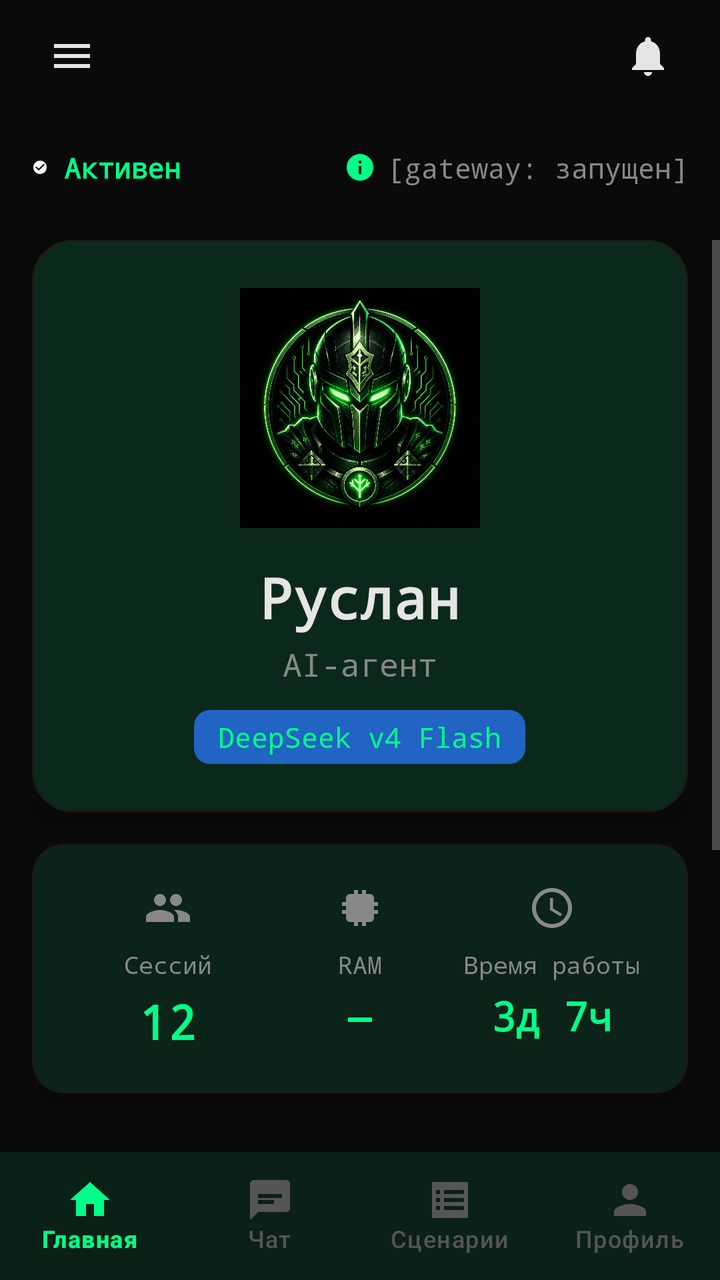
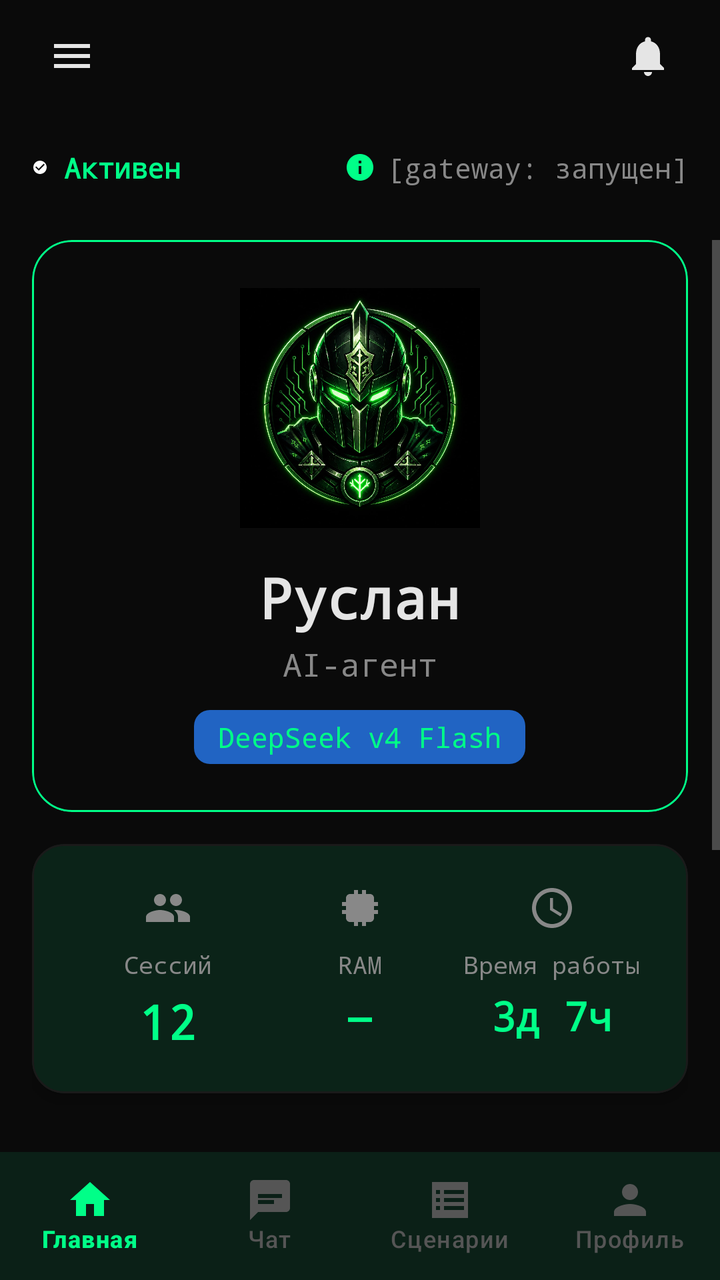

Before-and-after screenshots of an Android layout around one commit, followed by the original layout XML and the change that was made.
<!-- AndroidManifest.xml: activity theme Theme.Ruslan.NoActionBar -->
<!-- res/layout/activity_main.xml -->
<?xml version="1.0" encoding="utf-8"?>
<androidx.constraintlayout.widget.ConstraintLayout
    xmlns:android="http://schemas.android.com/apk/res/android"
    xmlns:app="http://schemas.android.com/apk/res-auto"
    xmlns:tools="http://schemas.android.com/tools"
    android:layout_width="match_parent"
    android:layout_height="match_parent"
    android:background="@color/bg_primary">

    
    <LinearLayout
        android:id="@+id/header"
        android:layout_width="match_parent"
        android:layout_height="56dp"
        android:orientation="horizontal"
        android:gravity="center_vertical"
        android:paddingHorizontal="16dp"
        app:layout_constraintTop_toTopOf="parent">

        <ImageButton
            android:id="@+id/btnMenu"
            android:layout_width="40dp"
            android:layout_height="40dp"
            android:background="?attr/selectableItemBackgroundBorderless"
            android:src="@drawable/ic_menu"
            android:contentDescription="@string/nav_home"
            app:tint="@color/text_primary" />

        <View
            android:layout_width="0dp"
            android:layout_height="0dp"
            android:layout_weight="1" />

        <ImageButton
            android:id="@+id/btnNotifications"
            android:layout_width="40dp"
            android:layout_height="40dp"
            android:background="?attr/selectableItemBackgroundBorderless"
            android:src="@drawable/ic_notifications"
            android:contentDescription="@string/notifications"
            app:tint="@color/text_primary" />
    </LinearLayout>

    
    <LinearLayout
        android:id="@+id/statusBar"
        android:layout_width="match_parent"
        android:layout_height="40dp"
        android:orientation="horizontal"
        android:gravity="center_vertical"
        android:paddingHorizontal="16dp"
        android:layout_marginTop="8dp"
        app:layout_constraintTop_toBottomOf="@id/header">

        <LinearLayout
            android:layout_width="wrap_content"
            android:layout_height="wrap_content"
            android:orientation="horizontal"
            android:gravity="center_vertical">

            <ImageView
                android:id="@+id/statusIndicator"
                android:layout_width="8dp"
                android:layout_height="8dp"
                android:src="@drawable/ic_status_active"
                android:layout_marginEnd="8dp" />

            <TextView
                android:id="@+id/tvStatus"
                android:layout_width="wrap_content"
                android:layout_height="wrap_content"
                android:text="@string/status_active"
                android:textColor="@color/success_green"
                android:textSize="14sp"
                android:textStyle="bold" />
        </LinearLayout>

        <View
            android:layout_width="0dp"
            android:layout_height="0dp"
            android:layout_weight="1" />

        <LinearLayout
            android:layout_width="wrap_content"
            android:layout_height="wrap_content"
            android:orientation="horizontal"
            android:gravity="center_vertical">

            <ImageView
                android:layout_width="16dp"
                android:layout_height="16dp"
                android:src="@drawable/ic_gateway"
                app:tint="@color/accent_cyan"
                android:layout_marginEnd="6dp" />

            <TextView
                android:id="@+id/tvGatewayStatus"
                android:layout_width="wrap_content"
                android:layout_height="wrap_content"
                android:text="@string/gateway_running"
                android:textColor="@color/text_secondary"
                android:textSize="14sp" />
        </LinearLayout>
    </LinearLayout>

    
    <ScrollView
        android:layout_width="match_parent"
        android:layout_height="0dp"
        android:layout_marginTop="16dp"
        android:layout_marginBottom="80dp"
        app:layout_constraintTop_toBottomOf="@id/statusBar"
        app:layout_constraintBottom_toBottomOf="parent">

        <LinearLayout
            android:layout_width="match_parent"
            android:layout_height="wrap_content"
            android:orientation="vertical"
            android:paddingHorizontal="16dp">

            
            <com.google.android.material.card.MaterialCardView
                android:layout_width="match_parent"
                android:layout_height="wrap_content"
                app:cardBackgroundColor="@color/bg_card"
                app:cardCornerRadius="20dp"
                app:cardElevation="8dp"
                android:layout_marginBottom="16dp">

                <LinearLayout
                    android:layout_width="match_parent"
                    android:layout_height="wrap_content"
                    android:orientation="vertical"
                    android:gravity="center_horizontal"
                    android:padding="24dp">

                    <ImageView
                        android:layout_width="120dp"
                        android:layout_height="120dp"
                        android:src="@drawable/ic_ruslan_avatar"
                        android:contentDescription="@string/app_name" />

                    <TextView
                        android:layout_width="wrap_content"
                        android:layout_height="wrap_content"
                        android:text="Руслан"
                        android:textColor="@color/text_primary"
                        android:textSize="28sp"
                        android:textStyle="bold"
                        android:layout_marginTop="16dp" />

                    <TextView
                        android:layout_width="wrap_content"
                        android:layout_height="wrap_content"
                        android:text="AI-агент"
                        android:textColor="@color/text_secondary"
                        android:textSize="16sp"
                        android:layout_marginTop="4dp" />

                    <TextView
                        android:layout_width="wrap_content"
                        android:layout_height="wrap_content"
                        android:text="DeepSeek v4 Flash"
                        android:textColor="@color/accent_cyan"
                        android:textSize="14sp"
                        android:background="@drawable/bg_badge"
                        android:paddingHorizontal="12dp"
                        android:paddingVertical="4dp"
                        android:layout_marginTop="12dp" />
                </LinearLayout>
            </com.google.android.material.card.MaterialCardView>

            
            <com.google.android.material.card.MaterialCardView
                android:layout_width="match_parent"
                android:layout_height="wrap_content"
                app:cardBackgroundColor="@color/bg_card"
                app:cardCornerRadius="16dp"
                app:cardElevation="4dp"
                android:layout_marginBottom="16dp">

                <LinearLayout
                    android:layout_width="match_parent"
                    android:layout_height="wrap_content"
                    android:orientation="horizontal"
                    android:padding="20dp">

                    
                    <LinearLayout
                        android:layout_width="0dp"
                        android:layout_height="wrap_content"
                        android:layout_weight="1"
                        android:orientation="vertical"
                        android:gravity="center">

                        <ImageView
                            android:layout_width="24dp"
                            android:layout_height="24dp"
                            android:src="@drawable/ic_sessions"
                            app:tint="@color/text_secondary" />

                        <TextView
                            android:layout_width="wrap_content"
                            android:layout_height="wrap_content"
                            android:text="@string/sessions"
                            android:textColor="@color/text_secondary"
                            android:textSize="12sp"
                            android:layout_marginTop="8dp" />

                        <TextView
                            android:id="@+id/tvSessionsCount"
                            android:layout_width="wrap_content"
                            android:layout_height="wrap_content"
                            android:text="12"
                            android:textColor="@color/accent_cyan"
                            android:textSize="24sp"
                            android:textStyle="bold"
                            android:layout_marginTop="4dp" />
                    </LinearLayout>

                    
                    <LinearLayout
                        android:layout_width="0dp"
                        android:layout_height="wrap_content"
                        android:layout_weight="1"
                        android:orientation="vertical"
                        android:gravity="center">

                        <ImageView
                            android:layout_width="24dp"
                            android:layout_height="24dp"
                            android:src="@drawable/ic_memory"
                            app:tint="@color/text_secondary" />

                        <TextView
                            android:layout_width="wrap_content"
                            android:layout_height="wrap_content"
                            android:text="@string/ram"
                            android:textColor="@color/text_secondary"
                            android:textSize="12sp"
                            android:layout_marginTop="8dp" />

                        <TextView
                            android:id="@+id/tvRamUsage"
                            android:layout_width="wrap_content"
                            android:layout_height="wrap_content"
                            android:text="—"
                            android:textColor="@color/accent_cyan"
                            android:textSize="20sp"
                            android:textStyle="bold"
                            android:layout_marginTop="4dp" />
                    </LinearLayout>

                    
                    <LinearLayout
                        android:layout_width="0dp"
                        android:layout_height="wrap_content"
                        android:layout_weight="1"
                        android:orientation="vertical"
                        android:gravity="center">

                        <ImageView
                            android:layout_width="24dp"
                            android:layout_height="24dp"
                            android:src="@drawable/ic_uptime"
                            app:tint="@color/text_secondary" />

                        <TextView
                            android:layout_width="wrap_content"
                            android:layout_height="wrap_content"
                            android:text="@string/uptime"
                            android:textColor="@color/text_secondary"
                            android:textSize="12sp"
                            android:layout_marginTop="8dp" />

                        <TextView
                            android:id="@+id/tvUptime"
                            android:layout_width="wrap_content"
                            android:layout_height="wrap_content"
                            android:text="3д 7ч"
                            android:textColor="@color/accent_cyan"
                            android:textSize="20sp"
                            android:textStyle="bold"
                            android:layout_marginTop="4dp" />
                    </LinearLayout>
                </LinearLayout>
            </com.google.android.material.card.MaterialCardView>

            
            <com.google.android.material.card.MaterialCardView
                android:layout_width="match_parent"
                android:layout_height="wrap_content"
                app:cardBackgroundColor="@color/bg_card"
                app:cardCornerRadius="16dp"
                app:cardElevation="4dp"
                android:layout_marginBottom="16dp">

                <LinearLayout
                    android:layout_width="match_parent"
                    android:layout_height="wrap_content"
                    android:orientation="horizontal"
                    android:gravity="center_vertical"
                    android:padding="16dp">

                    <ImageView
                        android:layout_width="20dp"
                        android:layout_height="20dp"
                        android:src="@drawable/ic_model"
                        app:tint="@color/accent_cyan" />

                    <TextView
                        android:layout_width="wrap_content"
                        android:layout_height="wrap_content"
                        android:text="@string/model"
                        android:textColor="@color/text_secondary"
                        android:textSize="12sp"
                        android:layout_marginStart="10dp"
                        android:layout_marginEnd="8dp" />

                    <TextView
                        android:id="@+id/tvModelName"
                        android:layout_width="0dp"
                        android:layout_height="wrap_content"
                        android:layout_weight="1"
                        android:text="—"
                        android:textColor="@color/accent_cyan"
                        android:textSize="14sp"
                        android:textStyle="bold" />
                </LinearLayout>
            </com.google.android.material.card.MaterialCardView>

            
            <com.google.android.material.button.MaterialButton
                android:id="@+id/btnOpenChat"
                android:layout_width="match_parent"
                android:layout_height="56dp"
                android:text="@string/open_chat"
                android:textAllCaps="false"
                android:textSize="16sp"
                app:icon="@drawable/ic_chat"
                app:iconGravity="textStart"
                app:iconPadding="12dp"
                android:layout_marginBottom="12dp" />

            <com.google.android.material.button.MaterialButton
                android:id="@+id/btnSettings"
                android:layout_width="match_parent"
                android:layout_height="56dp"
                android:text="@string/settings"
                android:textAllCaps="false"
                android:textSize="16sp"
                style="@style/Widget.Ruslan.Button.Secondary"
                app:icon="@drawable/ic_settings"
                app:iconGravity="textStart"
                app:iconPadding="12dp" />
        </LinearLayout>
    </ScrollView>

    
    <com.google.android.material.bottomnavigation.BottomNavigationView
        android:id="@+id/bottomNav"
        android:layout_width="match_parent"
        android:layout_height="64dp"
        android:background="@color/bg_card"
        app:itemIconTint="@color/bottom_nav_color"
        app:itemTextColor="@color/bottom_nav_color"
        app:labelVisibilityMode="labeled"
        app:layout_constraintBottom_toBottomOf="parent"
        app:menu="@menu/bottom_nav_menu" />

</androidx.constraintlayout.widget.ConstraintLayout>
<!-- resources referenced by this layout -->
<resources>
  <color name="accent_cyan">@color/accent_green</color>
  <color name="bg_card">#0d0d0d</color>
  <color name="bg_primary">#0a0a0a</color>
  <color name="success_green">#00ff88</color>
  <color name="text_primary">#e5e5e5</color>
  <color name="text_secondary">#888888</color>
  <!-- drawable bg_badge (drawable) -->
  <?xml version="1.0" encoding="utf-8"?>
  <shape xmlns:android="http://schemas.android.com/apk/res/android"
      android:shape="rectangle">
      <solid android:color="#2164C3" />
      <corners android:radius="8dp" />
      <padding
          android:left="6dp"
          android:right="6dp"
          android:top="2dp"
          android:bottom="2dp" />
  </shape>
  <!-- drawable ic_gateway (drawable) -->
  <?xml version="1.0" encoding="utf-8"?>
  <vector xmlns:android="http://schemas.android.com/apk/res/android"
      android:width="24dp"
      android:height="24dp"
      android:viewportWidth="24"
      android:viewportHeight="24">
      <path
          android:fillColor="#FFFFFF"
          android:pathData="M12,2C6.48,2 2,6.48 2,12s4.48,10 10,10 10,-4.48 10,-10S17.52,2 12,2zM13,17h-2v-6h2v6zM13,9h-2L11,7h2v2z" />
  </vector>
  <!-- drawable ic_menu (drawable) -->
  <?xml version="1.0" encoding="utf-8"?>
  <vector xmlns:android="http://schemas.android.com/apk/res/android"
      android:width="24dp"
      android:height="24dp"
      android:viewportWidth="24"
      android:viewportHeight="24">
      <path
          android:fillColor="#FFFFFF"
          android:pathData="M3,18h18v-2H3V18z M3,13h18v-2H3V13z M3,6v2h18V6H3z" />
  </vector>
  <!-- drawable ic_model (drawable) -->
  <?xml version="1.0" encoding="utf-8"?>
  <vector xmlns:android="http://schemas.android.com/apk/res/android"
      android:width="24dp"
      android:height="24dp"
      android:viewportWidth="24"
      android:viewportHeight="24">
      <path
          android:fillColor="#FFFFFF"
          android:pathData="M12,2L4.5,20.29l0.71,0.71L12,18l6.79,3 0.71,-0.71L12,2zM12,16l-4.59,1.97L12,7l4.59,10.97L12,16z" />
  </vector>
  <string name="app_name">Руслан Agent</string>
  <string name="gateway_running">[gateway: запущен]</string>
  <string name="model">Модель</string>
  <string name="nav_home">Главная</string>
  <string name="notifications">Уведомления</string>
  <string name="open_chat">&gt; Открыть чат</string>
  <string name="ram">RAM</string>
  <string name="sessions">Сессий</string>
  <string name="settings">&gt; Настройки</string>
  <string name="status_active">Активен</string>
  <string name="uptime">Время работы</string>
  <style name="Theme.Ruslan.NoActionBar" parent="Theme.Ruslan">
          <item name="windowActionBar">false</item>
          <item name="windowNoTitle">true</item>
      </style>
  <color name="accent_green">#00ff88</color>
  <color name="btn_secondary_bg">#00ff88</color>
  <color name="btn_secondary_text">#0a0a0a</color>
  <color name="btn_secondary_stroke">#0a0a0a</color>
  <color name="accent_green_dark">#00cc66</color>
  <color name="bg_surface">#111111</color>
  <style name="Widget.Ruslan.Card" parent="Widget.Material3.CardView.Elevated">
          <item name="cardBackgroundColor">@color/bg_card</item>
          <item name="cardCornerRadius">0dp</item>
          <item name="cardElevation">0dp</item>
          <item name="strokeColor">@color/border</item>
          <item name="strokeWidth">1dp</item>
      </style>
  <style name="Widget.Ruslan.Switch" parent="Widget.Material3.CompoundButton.MaterialSwitch">
          <item name="thumbTint">@color/accent_green</item>
          <item name="trackTint">@color/bg_surface</item>
      </style>
  <style name="Widget.Ruslan.DialogButton" parent="Widget.Material3.Button.TextButton.Dialog">
          <item name="android:textColor">@color/btn_secondary_text</item>
      </style>
  <color name="btn_primary_bg">#00ff88</color>
  <color name="btn_primary_text">#0a0a0a</color>
  <color name="border">#1a1a1a</color>
</resources>

<!-- the commit's change to res/layout/activity_main.xml (unified diff, before → after) -->
@@ -122,9 +122,11 @@
             <com.google.android.material.card.MaterialCardView
                 android:layout_width="match_parent"
                 android:layout_height="wrap_content"
-                app:cardBackgroundColor="@color/bg_card"
+                app:cardBackgroundColor="@color/bg_primary"
                 app:cardCornerRadius="20dp"
-                app:cardElevation="8dp"
+                app:cardElevation="0dp"
+                app:strokeColor="@color/accent_green"
+                app:strokeWidth="1dp"
                 android:layout_marginBottom="16dp">
 
                 <LinearLayout
<!-- resource entries referenced after the edit -->
@@ -1,6 +1,7 @@
 <!-- resources referenced by this layout -->
 <resources>
   <color name="accent_cyan">@color/accent_green</color>
+  <color name="accent_green">#00ff88</color>
   <color name="bg_card">#0d0d0d</color>
   <color name="bg_primary">#0a0a0a</color>
   <color name="success_green">#00ff88</color>
@@ -66,7 +67,6 @@
           <item name="windowActionBar">false</item>
           <item name="windowNoTitle">true</item>
       </style>
-  <color name="accent_green">#00ff88</color>
   <color name="btn_secondary_bg">#00ff88</color>
   <color name="btn_secondary_text">#0a0a0a</color>
   <color name="btn_secondary_stroke">#0a0a0a</color>
